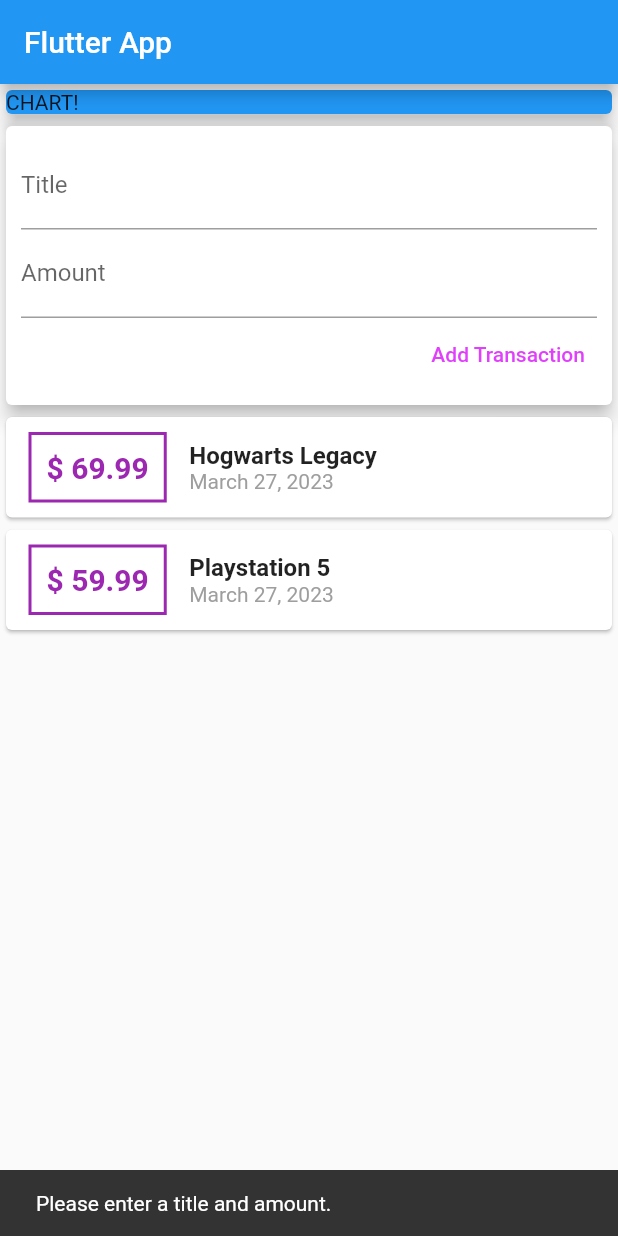
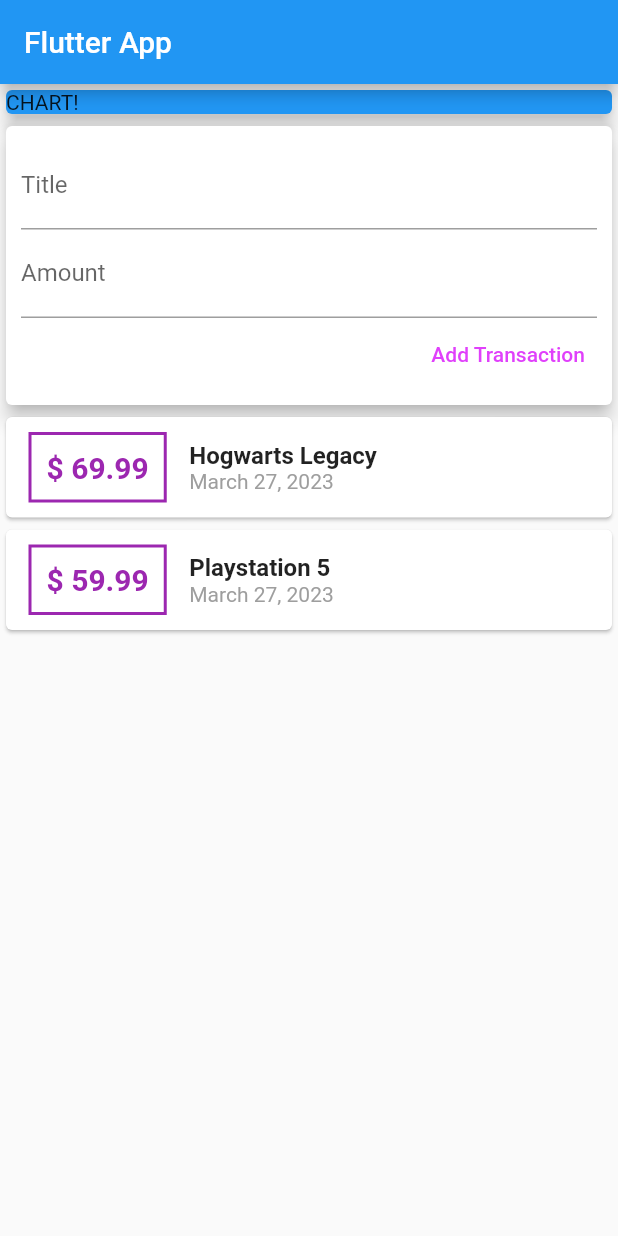
Before and after one commit to dinofilipovic/track_expenses, a Flutter app: the screen it shows after launch, after a tap on "Add Transaction", on a phone screen of 412 x 824 dp. Run offline on Flutter 3.47's test engine with Material 2 defaults, Android fonts, the phone set to English and light mode, and no system bars.

```diff
--- a/lib/main.dart
+++ b/lib/main.dart
@@ -3,7 +3,6 @@
 // Custom Widgets and Components
 import './widgets/user_transactions.dart';
 
-// Test
 void main() => runApp(MyApp());
 
 class MyApp extends StatelessWidget {
--- a/lib/widgets/new_transaction.dart
+++ b/lib/widgets/new_transaction.dart
@@ -1,4 +1,5 @@
 import 'package:flutter/material.dart';
+import 'package:flutter/services.dart';
 
 class NewTransaction extends StatelessWidget {
   final titleController = TextEditingController();
@@ -10,23 +11,15 @@
   // Creating Constructor for that function
   NewTransaction(this.addTx);
 
-  void submitData(BuildContext context) {
+  void submitData() {
     final enteredTitle = titleController.text;
     final enteredAmount = double.tryParse(amountController.text) ?? 0;
 
-    if (enteredTitle.isEmpty || enteredAmount <= 0) {
-      ScaffoldMessenger.of(context).showSnackBar(
-        SnackBar(
-          content: const Text('Please enter a title and amount.'),
-        ),
-      );
+    if (enteredAmount.isNegative || enteredAmount.isNaN || enteredAmount == 0) {
       return;
     }
 
-    addTx(
-      enteredTitle,
-      enteredAmount,
-    );
+    addTx(enteredTitle, enteredAmount);
   }
 
   @override
@@ -38,18 +31,28 @@
         child: Column(
           crossAxisAlignment: CrossAxisAlignment.end,
           children: <Widget>[
+            // INPUT: Title
             TextField(
               decoration: const InputDecoration(labelText: 'Title'),
               controller: titleController,
+              onSubmitted: (_) => submitData,
             ),
+            // INPUT: Amount
             TextField(
               decoration: const InputDecoration(labelText: 'Amount'),
               controller: amountController,
+              inputFormatters: [
+                FilteringTextInputFormatter.allow(RegExp(r'^\d+\.?\d{0,2}')),
+              ],
+              keyboardType:
+                  const TextInputType.numberWithOptions(decimal: true),
+              onSubmitted: (_) => submitData,
             ),
+            // INPUT: Submit
             TextButton(
                 style:
                     TextButton.styleFrom(foregroundColor: Colors.purpleAccent),
-                onPressed: () => submitData(context),
+                onPressed: submitData,
                 child: const Text('Add Transaction'))
           ],
         ),
--- a/lib/widgets/transaction_list.dart
+++ b/lib/widgets/transaction_list.dart
@@ -31,7 +31,7 @@
                   ),
                   padding: EdgeInsets.all(10),
                   child: Text(
-                    '\$ ${transactions[index].amount}',
+                    '\$ ${transactions[index].amount.toStringAsFixed(2)}',
                     style: const TextStyle(
                       fontWeight: FontWeight.bold,
                       fontSize: 20,
```
